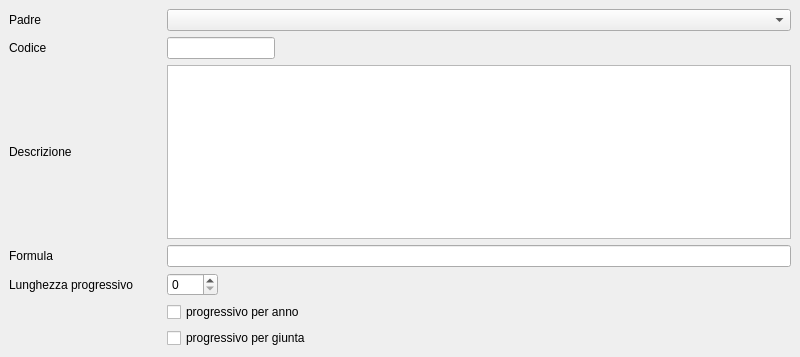
Before: the Qt Designer form src/com/axiastudio/suite/pratiche/forms/tipopratica.ui in tizianolattisi/suitegda, drawn with Qt 5.
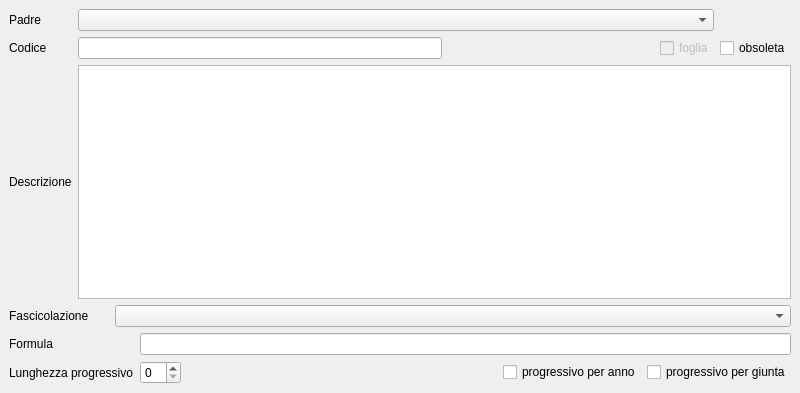
After: the same form once the commit is applied. Custom widgets are drawn as their Qt base class.

Commit message: Finestra TipoPratica ha classe 'form' associata (filtro dei tipi padre su codifiche non 'foglia'; codifica e tipo padre disabilitati dopo l'inserimento); la precedente classe FormTipoPratica (che visualizzava un albero delle codifiche) è stata rinominata in FormTipoPraticaTree

The edit to the form file:
```diff
--- a/src/com/axiastudio/suite/pratiche/forms/tipopratica.ui
+++ b/src/com/axiastudio/suite/pratiche/forms/tipopratica.ui
@@ -7,7 +7,7 @@
     <x>0</x>
     <y>0</y>
     <width>800</width>
-    <height>357</height>
+    <height>393</height>
    </rect>
   </property>
   <property name="maximumSize">
@@ -23,7 +23,7 @@
    <string>codice,descrizione</string>
   </property>
   <widget class="QWidget" name="centralwidget">
-   <layout class="QGridLayout" name="gridLayout" columnstretch="0,0,0,1">
+   <layout class="QGridLayout" name="gridLayout_2">
     <item row="0" column="0">
      <widget class="QLabel" name="label_3">
       <property name="text">
@@ -31,34 +31,8 @@
       </property>
      </widget>
     </item>
-    <item row="0" column="1" colspan="3">
-     <widget class="com.axiastudio.pypapi.ui.widgets.PyPaPiComboBox" name="comboBox">
-      <property name="sizePolicy">
-       <sizepolicy hsizetype="Expanding" vsizetype="Fixed">
-        <horstretch>0</horstretch>
-        <verstretch>0</verstretch>
-       </sizepolicy>
-      </property>
-      <property name="maximumSize">
-       <size>
-        <width>650</width>
-        <height>16777215</height>
-       </size>
-      </property>
-      <property name="column" stdset="0">
-       <string>tipopadre</string>
-      </property>
-     </widget>
-    </item>
-    <item row="1" column="0">
-     <widget class="QLabel" name="label">
-      <property name="text">
-       <string>Codice</string>
-      </property>
-     </widget>
-    </item>
-    <item row="1" column="1" colspan="2">
-     <widget class="QLineEdit" name="lineEdit">
+    <item row="2" column="1">
+     <widget class="QLineEdit" name="lineEdit_codice">
       <property name="column" stdset="0">
        <string>codice</string>
       </property>
@@ -67,91 +41,113 @@
       </property>
      </widget>
     </item>
-    <item row="1" column="3">
-     <spacer name="horizontalSpacer">
-      <property name="orientation">
-       <enum>Qt::Horizontal</enum>
+    <item row="2" column="4">
+     <widget class="QCheckBox" name="checkBox_3">
+      <property name="enabled">
+       <bool>false</bool>
       </property>
-      <property name="sizeHint" stdset="0">
-       <size>
-        <width>93</width>
-        <height>20</height>
-       </size>
+      <property name="text">
+       <string>foglia</string>
       </property>
-     </spacer>
+      <property name="column" stdset="0">
+       <string>foglia</string>
+      </property>
+     </widget>
     </item>
-    <item row="2" column="0">
+    <item row="5" column="0">
      <widget class="QLabel" name="label_2">
       <property name="text">
        <string>Descrizione</string>
       </property>
      </widget>
     </item>
-    <item row="2" column="1" colspan="3">
+    <item row="2" column="0">
+     <widget class="QLabel" name="label">
+      <property name="text">
+       <string>Codice</string>
+      </property>
+     </widget>
+    </item>
+    <item row="2" column="5">
+     <widget class="QCheckBox" name="checkBox_4">
+      <property name="text">
+       <string>obsoleta</string>
+      </property>
+      <property name="column" stdset="0">
+       <string>obsoleta</string>
+      </property>
+     </widget>
+    </item>
+    <item row="5" column="1" colspan="5">
      <widget class="QTextEdit" name="textEdit">
       <property name="column" stdset="0">
        <string>descrizione</string>
       </property>
-     </widget>
-    </item>
-    <item row="3" column="0">
-     <widget class="QLabel" name="label_4">
-      <property name="text">
-       <string>Formula</string>
-      </property>
-     </widget>
-    </item>
-    <item row="3" column="1" colspan="3">
-     <widget class="QLineEdit" name="lineEdit_2">
-      <property name="column" stdset="0">
-       <string>formulacodifica</string>
-      </property>
       <property name="search" stdset="0">
        <bool>true</bool>
       </property>
      </widget>
     </item>
-    <item row="4" column="0">
-     <widget class="QLabel" name="label_5">
+    <item row="6" column="0" colspan="6">
+     <layout class="QHBoxLayout" name="horizontalLayout">
+      <item>
+       <widget class="QLabel" name="label_9">
+        <property name="minimumSize">
+         <size>
+          <width>100</width>
+          <height>0</height>
+         </size>
+        </property>
+        <property name="maximumSize">
+         <size>
+          <width>100</width>
+          <height>16777215</height>
+         </size>
+        </property>
       <property name="text">
-       <string>Lunghezza progressivo</string>
+         <string>Fascicolazione</string>
       </property>
      </widget>
     </item>
-    <item row="4" column="1">
+      <item>
+       <widget class="com.axiastudio.pypapi.ui.widgets.PyPaPiComboBox" name="comboBoxTitolario">
+        <property name="column" stdset="0">
+         <string>Fascicolo</string>
+        </property>
+        <property name="sortbytostring" stdset="0">
+         <bool>true</bool>
+        </property>
+       </widget>
+      </item>
+     </layout>
+    </item>
+    <item row="7" column="0" colspan="6">
+     <layout class="QGridLayout" name="gridLayout">
+      <item row="1" column="1">
      <widget class="QSpinBox" name="spinBox">
       <property name="column" stdset="0">
        <string>lunghezzaprogressivo</string>
       </property>
      </widget>
     </item>
-    <item row="4" column="2" colspan="2">
-     <spacer name="horizontalSpacer_2">
-      <property name="orientation">
-       <enum>Qt::Horizontal</enum>
-      </property>
-      <property name="sizeHint" stdset="0">
-       <size>
-        <width>164</width>
-        <height>20</height>
-       </size>
-      </property>
-     </spacer>
-    </item>
-    <item row="5" column="0">
-     <spacer name="horizontalSpacer_3">
-      <property name="orientation">
-       <enum>Qt::Horizontal</enum>
-      </property>
-      <property name="sizeHint" stdset="0">
-       <size>
-        <width>152</width>
-        <height>20</height>
-       </size>
-      </property>
-     </spacer>
-    </item>
-    <item row="5" column="1" colspan="3">
+      <item row="1" column="4">
+       <widget class="QCheckBox" name="checkBox_2">
+        <property name="text">
+         <string>progressivo per giunta</string>
+        </property>
+        <property name="column" stdset="0">
+         <string>progressivogiunta</string>
+        </property>
+       </widget>
+      </item>
+      <item row="0" column="0">
+       <widget class="QLabel" name="label_4">
+        <property name="text">
+         <string>Formula</string>
+        </property>
+       </widget>
+      </item>
+      <item row="1" column="3">
      <widget class="QCheckBox" name="checkBox">
       <property name="text">
        <string>progressivo per anno</string>
@@ -161,23 +157,64 @@
       </property>
      </widget>
     </item>
-    <item row="6" column="0">
+      <item row="1" column="0">
+       <widget class="QLabel" name="label_5">
+        <property name="text">
+         <string>Lunghezza progressivo</string>
+        </property>
+       </widget>
+      </item>
+      <item row="0" column="1" colspan="4">
+       <widget class="QLineEdit" name="lineEdit_2">
+        <property name="column" stdset="0">
+         <string>formulacodifica</string>
+        </property>
+        <property name="search" stdset="0">
+         <bool>true</bool>
+        </property>
+       </widget>
+      </item>
+      <item row="1" column="2">
+       <spacer name="horizontalSpacer_3">
+        <property name="orientation">
+         <enum>Qt::Horizontal</enum>
+        </property>
+        <property name="sizeHint" stdset="0">
+         <size>
+          <width>152</width>
+          <height>20</height>
+         </size>
+        </property>
+       </spacer>
+      </item>
+     </layout>
+    </item>
+    <item row="2" column="2" colspan="2">
      <spacer name="horizontalSpacer_4">
       <property name="orientation">
        <enum>Qt::Horizontal</enum>
       </property>
       <property name="sizeHint" stdset="0">
        <size>
-        <width>152</width>
+        <width>291</width>
         <height>20</height>
        </size>
       </property>
      </spacer>
     </item>
-    <item row="6" column="1" colspan="3">
-     <widget class="QCheckBox" name="checkBox_2">
-      <property name="text">
-       <string>progressivo per giunta</string>
+    <item row="0" column="1" colspan="4">
+     <widget class="com.axiastudio.pypapi.ui.widgets.PyPaPiComboBox" name="comboBox_tipopadre">
+      <property name="sizePolicy">
+       <sizepolicy hsizetype="Expanding" vsizetype="Fixed">
+        <horstretch>0</horstretch>
+        <verstretch>0</verstretch>
+       </sizepolicy>
+      </property>
+      <property name="maximumSize">
+       <size>
+        <width>650</width>
+        <height>16777215</height>
+       </size>
       </property>
       <property name="column" stdset="0">
        <string>progressivogiunta</string>
```
Left out of the diff: 5 changed lines with no effect on the pictures. Lines whose indentation alone changed are shown as unchanged. The commit also changes 5 other files.
